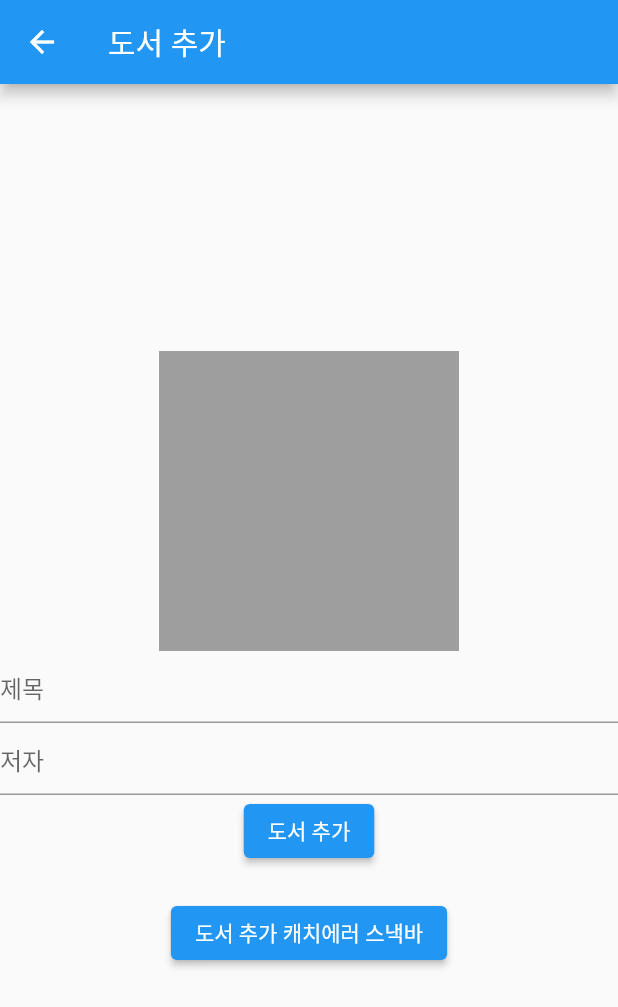
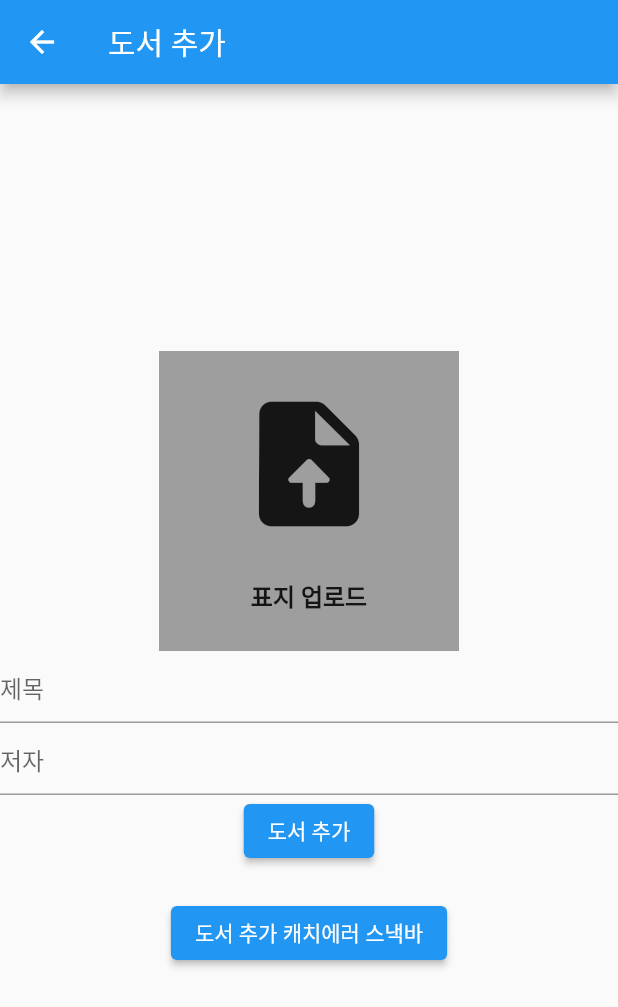
Before and after one commit to gumsang/flutter_firebase_list_app, a Flutter app: the AddBookScreen screen opened directly, on a phone screen of 412 x 824 dp. Shown: the top 1007 px of the screen. Run offline on Flutter 3.47's test engine with Material 2 defaults, Android fonts, the phone set to English and light mode, and no system bars; our stand-ins replace cloud_firestore, firebase_core, firebase_storage, image_picker; accounts and stored records are empty; generated files the repository leaves out were written again.

Commit message:
chore 도서 추가시 회색 버튼을 눌러서 업로드 가능함을 알수있게 표기

```diff
--- a/lib/add_books/add_book_screen.dart
+++ b/lib/add_books/add_book_screen.dart
@@ -52,6 +52,21 @@ class _AddBookScreenState extends State<AddBookScreen> {
                       width: 200,
                       height: 200,
                       color: Colors.grey,
+                      child: Center(
+                          child: Column(
+                        mainAxisAlignment: MainAxisAlignment.spaceEvenly,
+                        children: const [
+                          Icon(
+                            Icons.upload_file_rounded,
+                            size: 100,
+                          ),
+                          Text(
+                            "표지 업로드",
+                            style: TextStyle(
+                                fontSize: 16, fontWeight: FontWeight.bold),
+                          )
+                        ],
+                      )),
                     )
                   : Image.memory(_bytes!, width: 200, height: 200),
             ),
```
